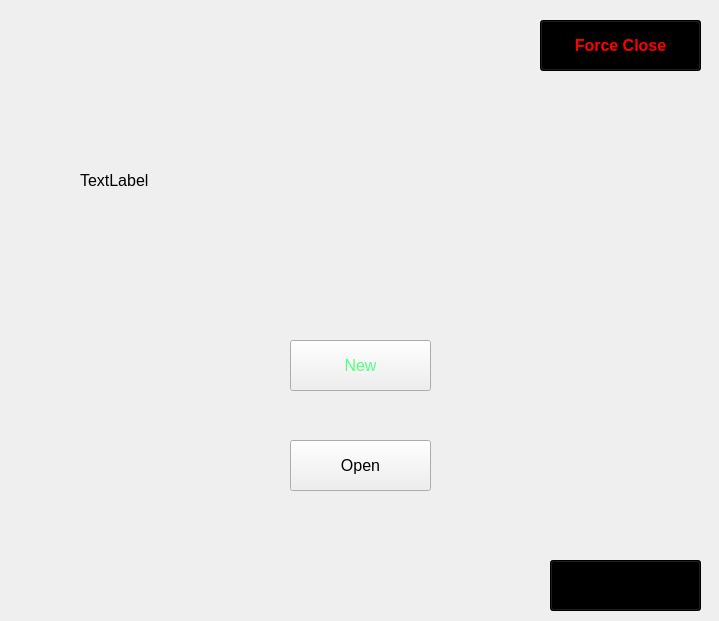
This is ui/jsoncheck.ui in sriv95/Restaurant-Management as Qt 5 draws it before an edit. The edited form follows.
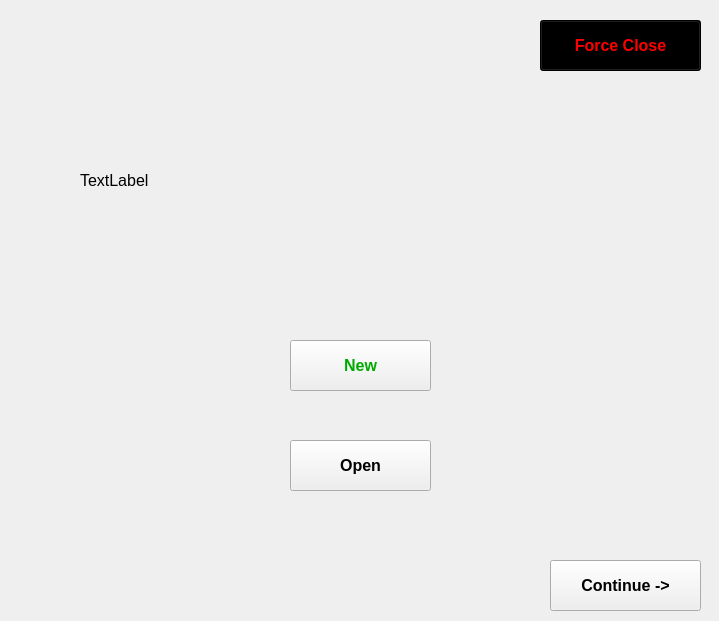
This is the edited form.

```diff
--- a/ui/jsoncheck.ui
+++ b/ui/jsoncheck.ui
@@ -25,12 +25,12 @@
    <property name="font">
     <font>
      <pointsize>12</pointsize>
-     <bold>false</bold>
+     <bold>true</bold>
      <underline>false</underline>
     </font>
    </property>
    <property name="styleSheet">
-    <string notr="true">color: rgb(85, 255, 127);</string>
+    <string notr="true">color: rgb(0, 170, 0);</string>
    </property>
    <property name="text">
     <string>New</string>
@@ -48,6 +48,7 @@
    <property name="font">
     <font>
      <pointsize>12</pointsize>
+     <bold>true</bold>
     </font>
    </property>
    <property name="text">
@@ -93,9 +94,6 @@
      <bold>true</bold>
     </font>
    </property>
-   <property name="styleSheet">
-    <string notr="true">background-color:rgb(0, 0, 0)</string>
-   </property>
    <property name="text">
     <string>Continue -&gt;</string>
    </property>
```
